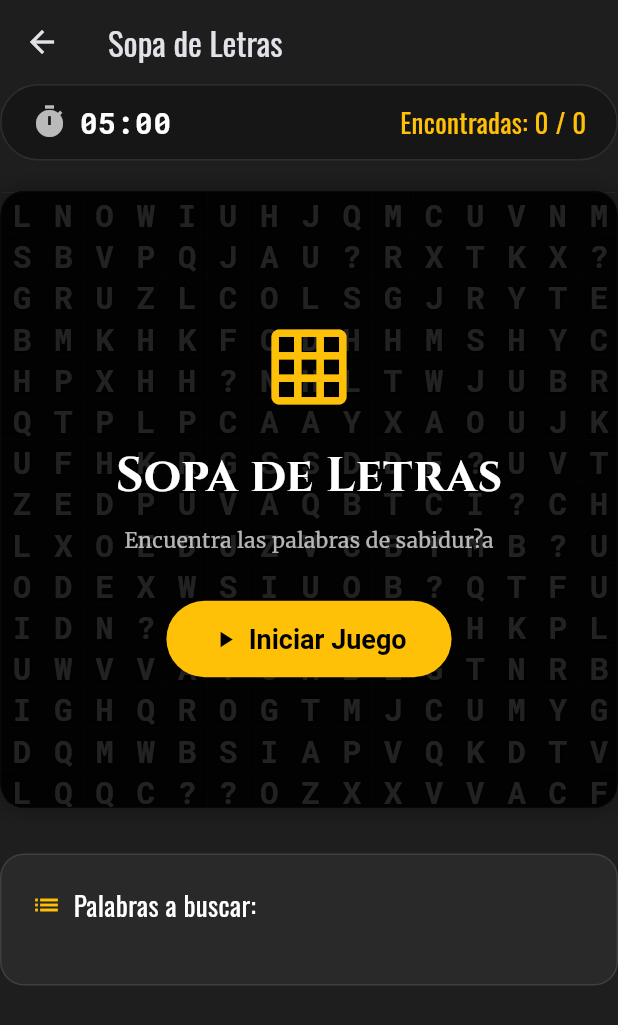
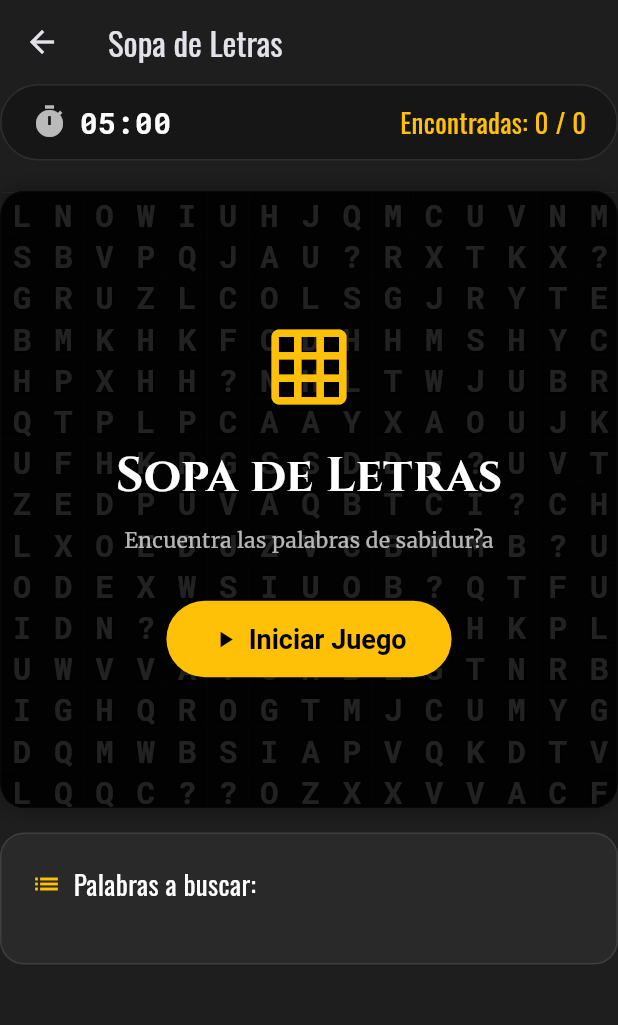
Before and after one commit to nuevogironmmm-cell/SAPINECIAL-BACKEND, a Flutter app: the WordSearchFullScreen screen opened directly with empty values, on a phone screen of 412 x 824 dp. Shown: the top 1025 px of the screen. Run offline on Flutter 3.47's test engine with Material 3 defaults, Android fonts, the phone set to English and light mode, and no system bars; our stand-ins replace google_fonts, pdf, printing, shared_preferences; missing offline and left inert: excel, file_saver; accounts and stored records are empty; network calls fail.

Commit message:
fix: sopa de letras - layout scrollable en móvil y ortografía con acentos

```diff
--- a/frontend/lib/widgets/word_search_widget.dart
+++ b/frontend/lib/widgets/word_search_widget.dart
@@ -99,6 +99,25 @@ class _WordSearchWidgetState extends State<WordSearchWidget> {
   ];
 
   final Map<String, Color> _paintedCells = {}; // "x,y" -> Color
+
+  // Mapa de acentos para mostrar las palabras correctamente en espa?ol
+  static const Map<String, String> _accentMap = {
+    'SATANAS': 'SATAN?S',
+    'SABIDURIA': 'SABIDUR?A',
+    'RESTAURACION': 'RESTAURACI?N',
+    'PROLOGO': 'PR?LOGO',
+    'EPILOGO': 'EP?LOGO',
+    'ELIU': 'ELI?',
+    'SINONIMICO': 'SINON?MICO',
+    'ANTITETICO': 'ANTIT?TICO',
+    'SINTETICO': 'SINT?TICO',
+    'CLIMATICO': 'CLIM?TICO',
+    'ECLESIASTES': 'ECLESIAST?S',
+    'ENSENANZA': 'ENSE?ANZA',
+  };
+
+  /// Devuelve el nombre con tildes para mostrar al usuario
+  String _displayWord(String word) => _accentMap[word] ?? word;
 
   @override
   void initState() {
@@ -554,12 +573,18 @@ class _WordSearchWidgetState extends State<WordSearchWidget> {
                 ),
               )
             else
-              Column(
-                children: [
-                  _buildGridSection(constraints),
-                  const SizedBox(height: 30),
-                  _buildWordListSection(),
-                ],
+              Expanded(
+                child: SingleChildScrollView(
+                  physics: const ClampingScrollPhysics(),
+                  child: Column(
+                    children: [
+                      _buildGridSection(constraints),
+                      const SizedBox(height: 16),
+                      _buildWordListSection(),
+                      const SizedBox(height: 20),
+                    ],
+                  ),
+                ),
               ),
           ],
         );
@@ -765,7 +790,7 @@ class _WordSearchWidgetState extends State<WordSearchWidget> {
                     mainAxisSize: MainAxisSize.min,
                     children: [
                       Text(
-                        word,
+                        _displayWord(word),
                         style: TextStyle(
                           color: isFound ? Colors.greenAccent : Colors.white70,
                           decoration: isFound ? TextDecoration.lineThrough : null,
```
Also changed, not shown: 6 other files.
